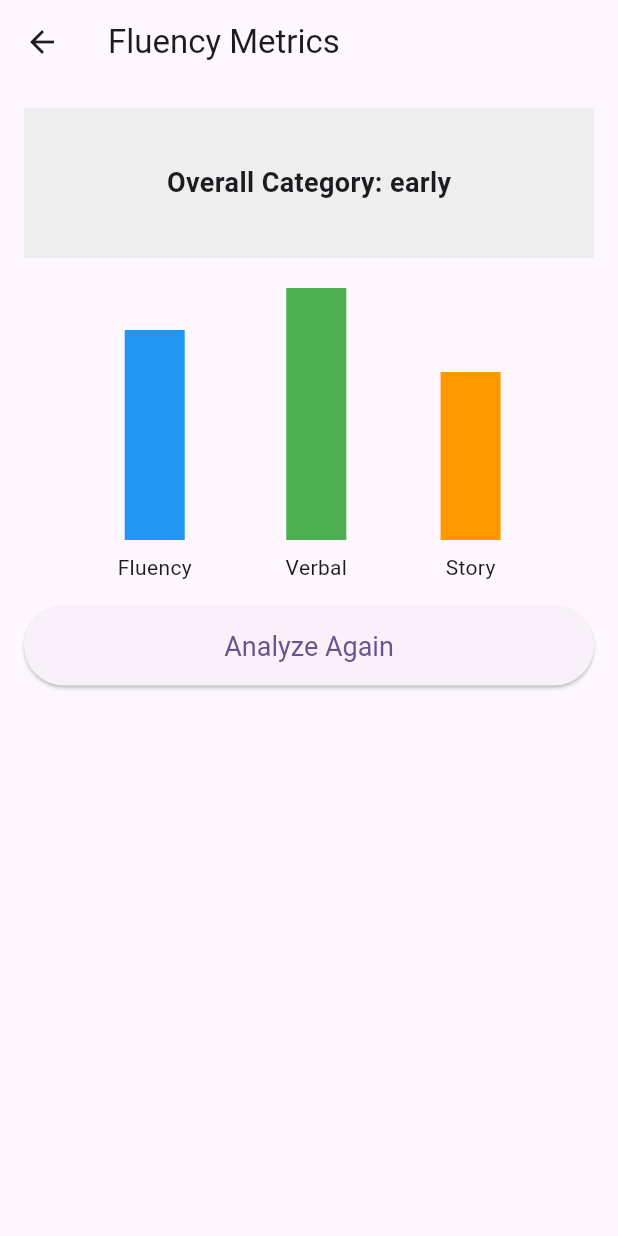
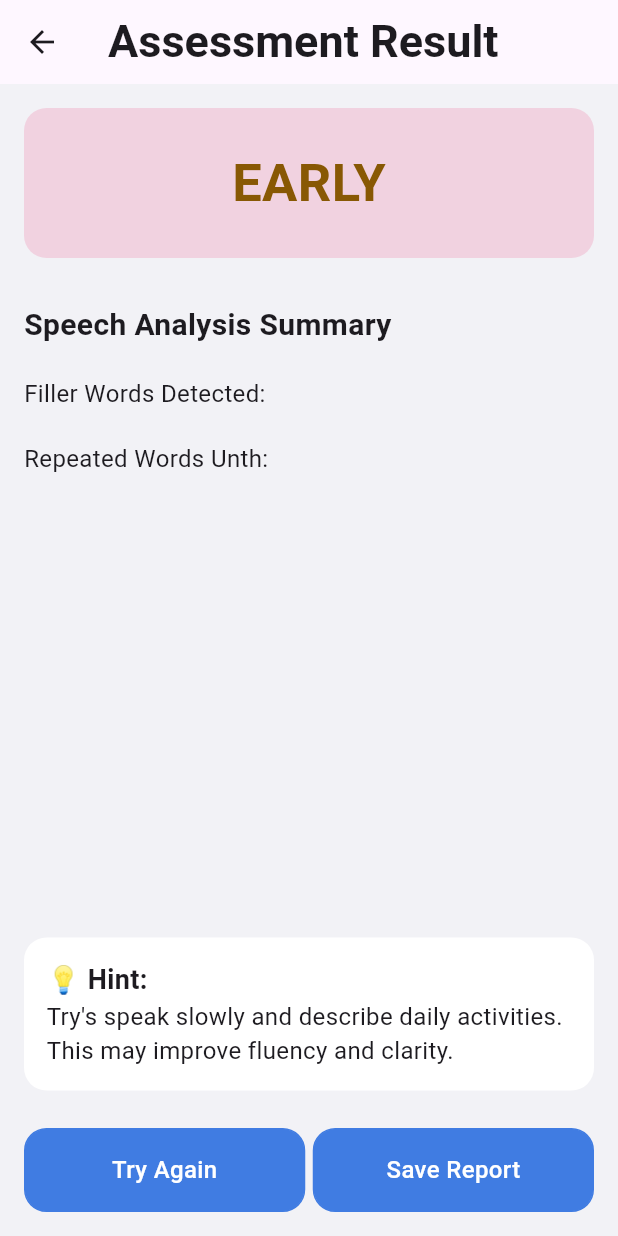
Before and after one commit to bawantha2001/MindCare, a Flutter app: the ResultPage screen opened directly with empty values, on a phone screen of 412 x 824 dp. Run offline on Flutter 3.47's test engine with Material 3 defaults, Android fonts, the phone set to English and light mode, and no system bars; our stand-ins replace camera, cloud_firestore, contained_tab_bar_view, firebase_auth, firebase_core, flutter_chat_types and 8 more; missing offline and left inert: alarm, flutter_firebase_chat_core, flutter_randomcolor, flutter_sound, smart_popup, tflite_v2; accounts and stored records are empty.

Commit message:
voice_update_new_updated

```diff
--- a/lib/screens/speech_analysis_screen/result.dart
+++ b/lib/screens/speech_analysis_screen/result.dart
@@ -70,63 +70,107 @@ class ResultPage extends StatelessWidget {
 
     return Scaffold(
       appBar: AppBar(
-        title: const Text("Fluency Metrics"),
+        title: const Text("Assessment Result",style: TextStyle(fontSize: 30,fontWeight: FontWeight.w600),),
       ),
-      body: Padding(
+      body: Container(
         padding: const EdgeInsets.all(16.0),
+        width: MediaQuery.of(context).size.width,
+        height: MediaQuery.of(context).size.height,
+        color: Color.fromRGBO(242, 242, 246, 1),
         child: Column(
+          crossAxisAlignment: CrossAxisAlignment.start,
           children: [
             // Gray box at the top showing the final overall category.
             Container(
               height: 100,
               width: double.infinity,
-              color: Colors.grey[200],
+              decoration: BoxDecoration(
+                color: Colors.pink.withOpacity(0.15),
+                borderRadius: BorderRadius.circular(15)
+              ),
+
               child: Center(
                 child: Text(
-                  "Overall Category: $finalCategory",
+                  "${finalCategory.toUpperCase()}",
                   style: const TextStyle(
-                    fontSize: 18,
+                    fontSize: 35,
                     fontWeight: FontWeight.bold,
+                    color: Color.fromRGBO(136, 88, 4, 1)
                   ),
                 ),
               ),
             ),
-            const SizedBox(height: 16),
+            const SizedBox(height: 30),
             // Custom bar graph built with standard widgets.
-            SizedBox(
-              height: graphHeight,
-              child: Row(
-                mainAxisAlignment: MainAxisAlignment.spaceEvenly,
-                crossAxisAlignment: CrossAxisAlignment.end,
+            Text("Speech Analysis Summary",style: TextStyle(fontWeight: FontWeight.w600,fontSize: 20,),textAlign: TextAlign.left,),
+            SizedBox(height: 20,),
+            Text("Filler Words Detected: ",style: TextStyle(fontWeight: FontWeight.w400,fontSize: 16,),textAlign: TextAlign.left,),
+            SizedBox(height: 20,),
+            Text("Repeated Words Unth: ",style: TextStyle(fontWeight: FontWeight.w400,fontSize: 16,),textAlign: TextAlign.left,),
+            // SizedBox(
+            //   height: graphHeight,
+            //   child: Row(
+            //     mainAxisAlignment: MainAxisAlignment.spaceEvenly,
+            //     crossAxisAlignment: CrossAxisAlignment.end,
+            //     children: [
+            //       _buildBar("Fluency", testValues[0], maxValue, graphHeight, Colors.blue),
+            //       _buildBar("Verbal", testValues[1], maxValue, graphHeight, Colors.green),
+            //       _buildBar("Story", testValues[2], maxValue, graphHeight, Colors.orange),
+            //     ],
+            //   ),
+            // ),
+
+
+            Spacer(),
+
+            Container(
+              padding: EdgeInsets.all(15),
+              width: MediaQuery.of(context).size.width,
+              decoration: BoxDecoration(
+                borderRadius: BorderRadius.circular(15),
+                color: Colors.white
+              ),
+              child: Column(
+                crossAxisAlignment: CrossAxisAlignment.start,
                 children: [
-                  _buildBar("Fluency", testValues[0], maxValue, graphHeight, Colors.blue),
-                  _buildBar("Verbal", testValues[1], maxValue, graphHeight, Colors.green),
-                  _buildBar("Story", testValues[2], maxValue, graphHeight, Colors.orange),
+                  Text("💡 Hint:",style: TextStyle(fontWeight: FontWeight.w600,fontSize: 18),),
+                  Text("Try's speak slowly and describe daily activities. This may improve fluency and clarity.",style: TextStyle(fontWeight: FontWeight.w400,fontSize: 16))
                 ],
               ),
             ),
-            const SizedBox(height: 16),
-            // "Analyze Again" button.
-            SizedBox(
-              width: double.infinity,
-              child: ElevatedButton(
-                onPressed: () {
-                  // Navigate to a fresh SpeechAnalysisPage by removing all previous routes.
-                  Navigator.pushAndRemoveUntil(
-                    context,
-                    MaterialPageRoute(
-                      builder: (context) => const SpeechAnalysisPage(),
-                    ),
-                        (route) => false,
-                  );
-                },
-                style: ElevatedButton.styleFrom(
-                  padding: const EdgeInsets.symmetric(vertical: 16),
-                  textStyle: const TextStyle(fontSize: 18),
-                ),
-                child: const Text("Analyze Again"),
-              ),
-            ),
+
+            const SizedBox(height: 25),
+            Row(
+                children: [
+                  Flexible(child:
+                  GestureDetector(onTap: (){
+                    Navigator.pop(context);
+                    Navigator.pop(context);
+                    Navigator.pop(context);
+                  },child: createButton(isShowboarder: true, buttonText: "Try Again"))),
+                  SizedBox(width: 5,),
+                  Flexible(child: createButton(isShowboarder: true, buttonText: "Save Report"))
+            ]),
+            // SizedBox(
+            //   width: double.infinity,
+            //   child: ElevatedButton(
+            //     onPressed: () {
+            //       // Navigate to a fresh SpeechAnalysisPage by removing all previous routes.
+            //       Navigator.pushAndRemoveUntil(
+            //         context,
+            //         MaterialPageRoute(
+            //           builder: (context) => const SpeechAnalysisPage(),
+            //         ),
+            //             (route) => false,
+            //       );
+            //     },
+            //     style: ElevatedButton.styleFrom(
+            //       padding: const EdgeInsets.symmetric(vertical: 16),
+            //       textStyle: const TextStyle(fontSize: 18),
+            //     ),
+            //     child: const Text("Analyze Again"),
+            //   ),
+            // ),
           ],
         ),
       ),
@@ -156,4 +200,17 @@ class ResultPage extends StatelessWidget {
       ],
     );
   }
+
+  Widget createButton({required bool isShowboarder, required String buttonText, bool? isLoading}){
+    return Container(
+      width: 300,
+      height: 56,
+      decoration: BoxDecoration(
+          borderRadius: BorderRadius.circular(15),
+          color: isShowboarder?Color.fromRGBO(64, 124, 226, 1):Colors.transparent,
+          border: Border.all(width: 1,color: Color.fromRGBO(64, 124, 226, 1))
+      ),
+      child: Center(child:(isLoading??false)?CircularProgressIndicator(color: Colors.white,):Text(buttonText??"",style: TextStyle(fontSize: 16,color: isShowboarder?Colors.white:Color.fromRGBO(64, 124, 226, 1),fontWeight: FontWeight.w500),)),
+    );
+  }
 }
--- a/lib/services/scan_service.dart
+++ b/lib/services/scan_service.dart
@@ -136,7 +136,7 @@ class ScanService extends GetxController{
       );
 
       if(detector != null){
-        if(detector[0]['confidence']>=0.87 && detector[0]['confidence']<0.9999064207077026){
+        if(detector[0]['confidence']>=0.82 && detector[0]['confidence']<0.9999064207077026){
           String label = detector[0]['label'];
           detectedObject.value = label.replaceAll(RegExp(r'[0-9\s]'), '');
           update();
```
Also changed, not shown: 4 other files.
